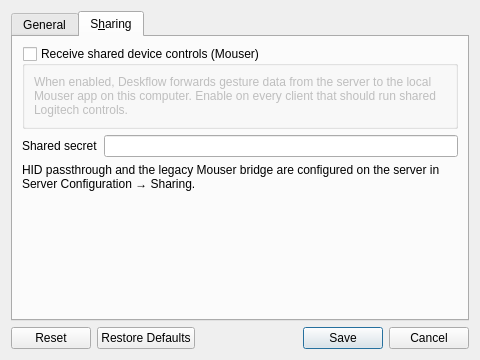
deskflow/deskflow, file src/lib/gui/dialogs/ClientConfigDialog.ui: the form before one commit.
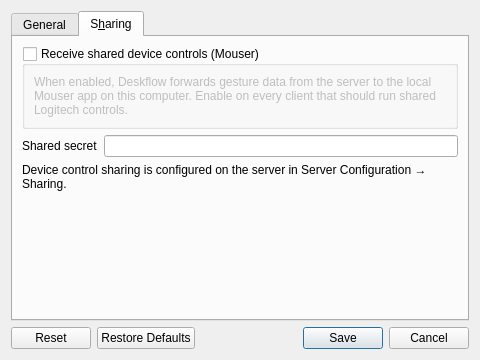
The form after the commit. The open tabs and pages were chosen to show the change.

Commit message:
fix(kvm): remove HID passthrough and restore Share device controls
Drop the seize-and-forward HID passthrough path that fought Mouser for
vendor interfaces. Keep the MouserBridge DMSR relay as the sole sharing
mode with simplified Sharing UI and updated client copy.

```diff
--- a/src/lib/gui/dialogs/ClientConfigDialog.ui
+++ b/src/lib/gui/dialogs/ClientConfigDialog.ui
@@ -240,7 +240,7 @@
        <item>
         <widget class="QLabel" name="lblSharingServerNote">
          <property name="text">
-          <string>HID passthrough and the legacy Mouser bridge are configured on the server in Server Configuration → Sharing.</string>
+          <string>Device control sharing is configured on the server in Server Configuration → Sharing.</string>
          </property>
          <property name="wordWrap">
           <bool>true</bool>
```
The commit also changes 46 other files.
